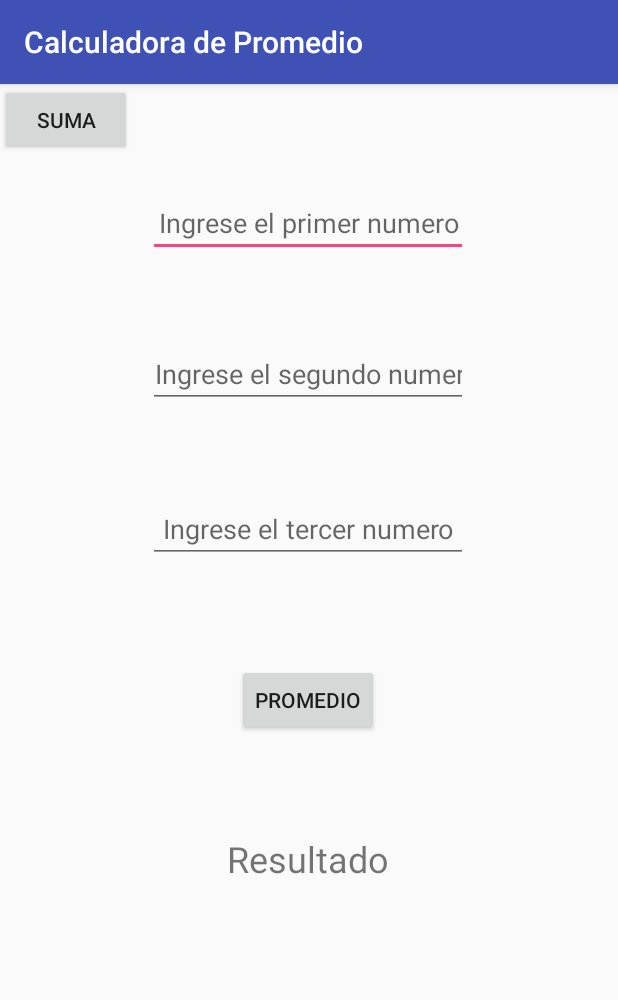
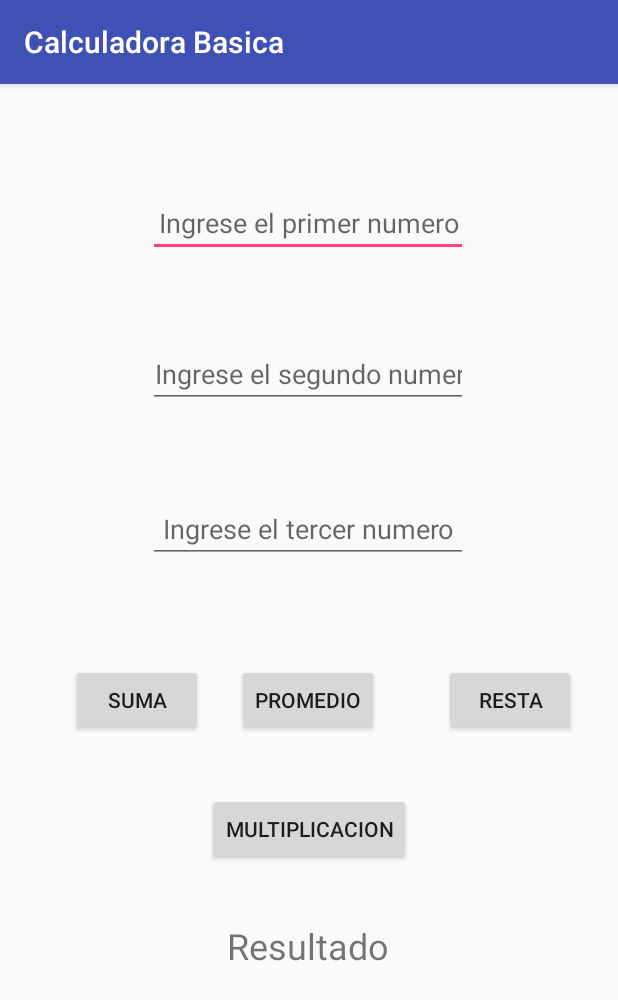
Before and after one commit to MarcoPQ270/CalculadoraBasicaAndroid, an Android app: the screen it shows after launch (MainActivity), on a phone screen of 412 x 824 dp. Shown: the top 1000 px of the screen. Run offline under Robolectric (Android 15) with nearby library versions, the phone set to English and light mode, and no system bars.

Commit message:
Se solucionaron errores

```diff
--- a/app/src/main/AndroidManifest.xml
+++ b/app/src/main/AndroidManifest.xml
@@ -10,7 +10,7 @@
         android:supportsRtl="true"
         android:theme="@style/AppTheme">
         <activity android:name=".MainActivity"
-            android:label="Calculadora de Promedio">
+            android:label="Calculadora Basica">
             <intent-filter>
                 <action android:name="android.intent.action.MAIN" />
 
--- a/app/src/main/res/layout/activity_main.xml
+++ b/app/src/main/res/layout/activity_main.xml
@@ -96,14 +96,56 @@
         app:layout_constraintHorizontal_bias="0.498"
         app:layout_constraintStart_toStartOf="parent"
         app:layout_constraintTop_toTopOf="parent"
-        app:layout_constraintVertical_bias="0.684" />
+        app:layout_constraintVertical_bias="0.765" />
 
     <Button
         android:id="@+id/btnsum"
         android:layout_width="wrap_content"
         android:layout_height="wrap_content"
+        android:layout_marginBottom="8dp"
+        android:layout_marginEnd="8dp"
+        android:layout_marginStart="8dp"
+        android:layout_marginTop="8dp"
+        android:onClick="suma"
         android:text="Suma"
-        tools:layout_editor_absoluteX="43dp"
-        tools:layout_editor_absoluteY="298dp" />
+        app:layout_constraintBottom_toBottomOf="parent"
+        app:layout_constraintEnd_toEndOf="parent"
+        app:layout_constraintHorizontal_bias="0.127"
+        app:layout_constraintStart_toStartOf="parent"
+        app:layout_constraintTop_toTopOf="parent"
+        app:layout_constraintVertical_bias="0.538" />
+
+    <Button
+        android:id="@+id/btnres"
+        android:layout_width="wrap_content"
+        android:layout_height="wrap_content"
+        android:layout_marginBottom="8dp"
+        android:layout_marginEnd="8dp"
+        android:layout_marginStart="8dp"
+        android:layout_marginTop="8dp"
+        android:onClick="resta"
+        android:text="Resta"
+        app:layout_constraintBottom_toBottomOf="parent"
+        app:layout_constraintEnd_toEndOf="parent"
+        app:layout_constraintHorizontal_bias="0.934"
+        app:layout_constraintStart_toStartOf="parent"
+        app:layout_constraintTop_toTopOf="parent"
+        app:layout_constraintVertical_bias="0.538" />
+
+    <Button
+        android:id="@+id/btnmul"
+        android:layout_width="wrap_content"
+        android:layout_height="wrap_content"
+        android:layout_marginBottom="8dp"
+        android:layout_marginEnd="8dp"
+        android:layout_marginStart="8dp"
+        android:layout_marginTop="8dp"
+        android:onClick="mult"
+        android:text="Multiplicacion"
+        app:layout_constraintBottom_toBottomOf="parent"
+        app:layout_constraintEnd_toEndOf="parent"
+        app:layout_constraintStart_toStartOf="parent"
+        app:layout_constraintTop_toTopOf="parent"
+        app:layout_constraintVertical_bias="0.66" />
 
 </android.support.constraint.ConstraintLayout>
```
Also changed, not shown: app/src/main/java/com/example/marco/app2/MainActivity.java (+77 -7 lines).
